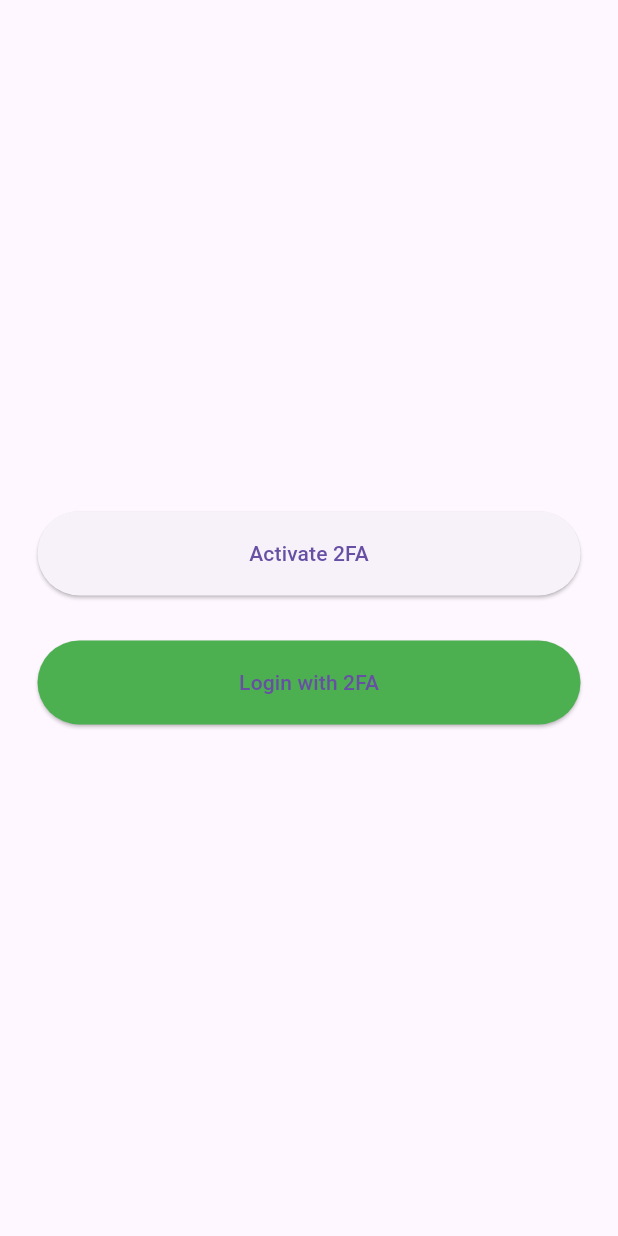
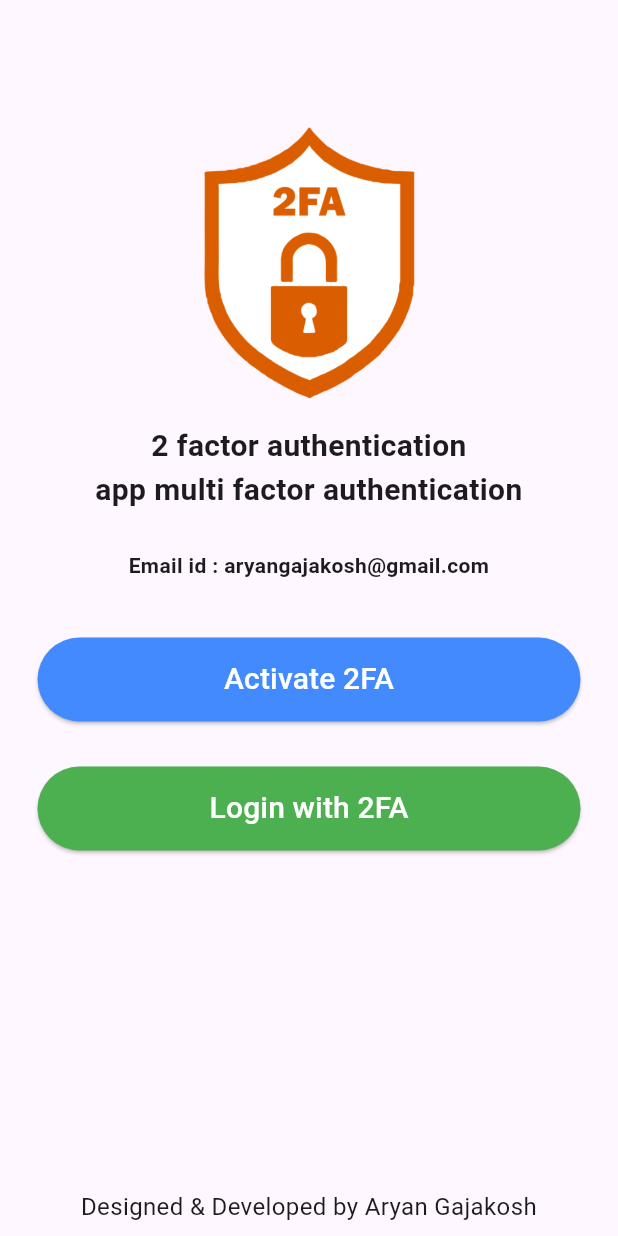
Before and after one commit to darshank26/two_factor_app, a Flutter app: the screen it shows after launch, on a phone screen of 412 x 824 dp. Run offline on Flutter 3.47's test engine with Material 3 defaults, Android fonts, the phone set to English and light mode, and no system bars; missing offline and left inert: flutter_2fa.

Commit message:
Final Commit

```diff
--- a/lib/main.dart
+++ b/lib/main.dart
@@ -15,31 +15,74 @@ class MyApp extends StatefulWidget {
 class _MyAppState extends State<MyApp> {
   @override
   Widget build(BuildContext context) {
-    return const MaterialApp(home: Scaffold(body: MyHome()));
+    return const MaterialApp(
+        debugShowCheckedModeBanner: false,
+        home: Scaffold(body: MyHome()));
   }
 }
 
-class MyHome extends StatelessWidget {
+class MyHome extends StatefulWidget {
   const MyHome({super.key});
 
   @override
+  State<MyHome> createState() => _MyHomeState();
+}
+
+class _MyHomeState extends State<MyHome> {
+  @override
   Widget build(BuildContext context) {
-    return Center(
+
+    return Scaffold(
+
+      body: SingleChildScrollView(
+        child: Padding(
+          padding: const EdgeInsets.only(top:50.0),
+          child: Center(
             child: Padding(
                 padding: const EdgeInsets.all(25),
                 child: Column(
                   mainAxisAlignment: MainAxisAlignment.center,
                   children: [
+
+                    Image.asset('assets/images/logo.png',width: 200,height:200,),
+
+                     const Padding(
+                       padding: EdgeInsets.all(8.0),
+                       child: Text(
+                           textAlign: TextAlign.center,
+                           '2 factor authentication \napp multi factor authentication',
+                       style: TextStyle(fontSize: 20,fontWeight: FontWeight.bold),),
+                     ),
+
+                    const SizedBox(height: 10),
+
+                    const Padding(
+                      padding: EdgeInsets.all(8.0),
+                      child: Text(
+                        textAlign: TextAlign.center,
+                        'Email id : aryangajakosh@gmail.com',
+                        style: TextStyle(fontSize: 14,fontWeight: FontWeight.bold),),
+                    ),
+
+                    const SizedBox(height: 30),
+
                     SizedBox(
                         width: double.infinity,
                         height: 56,
                         child: ElevatedButton(
+                          style: ButtonStyle(
+                            backgroundColor:
+                            MaterialStateProperty.all<Color>(Colors.blueAccent),
+                          ),
                           onPressed: () => Flutter2FA().activate(
                               context: context,
                               appName: "2 factor authentication app multi factor authentication",
                               email: "aryangajakosh@gmail.com"),
-                    child: const Text('Activate 2FA'),
+                          child: const Text('Activate 2FA',
+                          style: TextStyle(color: Colors.white,fontSize: 20),),
                         )),
+
+
                     const SizedBox(height: 30),
                     SizedBox(
                         width: double.infinity,
@@ -51,10 +94,26 @@ class MyHome extends StatelessWidget {
                             backgroundColor:
                             MaterialStateProperty.all<Color>(Colors.green),
                           ),
-                    child: const Text('Login with 2FA'),
-                  ))
+                          child: const Text('Login with 2FA',
+                            style: TextStyle(color: Colors.white,fontSize: 20),
+                        ),
+                        )),
+
+                    const SizedBox(height: 30),
+
                   ],
                 )),
+          ),
+        ),
+      ),
+      bottomNavigationBar: const Padding(
+        padding: EdgeInsets.all(8.0),
+        child: Text(
+          textAlign: TextAlign.center,
+          'Designed & Developed by Aryan Gajakosh',
+          style: TextStyle(fontSize: 16),),
+      ),
+
     );
   }
 }
@@ -64,8 +123,31 @@ class Success extends StatelessWidget {
 
   @override
   Widget build(BuildContext context) {
-    return const Scaffold(
-      body: Center(child: Text("user logged In Successfully!")),
+    return  Scaffold(
+      body: Center(child: Column(
+        children: [
+          Text("Welcome, you have logged in successfully via 2FA system "),
+          SizedBox(
+              width: double.infinity,
+              height: 56,
+              child: ElevatedButton(
+                onPressed: () {
+                  Navigator.pop(context);
+                },
+                style: ButtonStyle(
+                  backgroundColor:
+                  MaterialStateProperty.all<Color>(Colors.redAccent),
+                ),
+                child: const Text(
+                  'Cancel',
+                  style: TextStyle(color: Colors.white,fontSize: 18),
+                ),
+              ))
+
+        ],
+      )),
     );
   }
+
+
 }
--- a/pubspec.yaml
+++ b/pubspec.yaml
@@ -60,9 +60,8 @@ flutter:
   uses-material-design: true
 
   # To add assets to your application, add an assets section, like this:
-  # assets:
-  #   - images/a_dot_burr.jpeg
-  #   - images/a_dot_ham.jpeg
+  assets:
+    - assets/images/
 
   # An image asset can refer to one or more resolution-specific "variants", see
   # https://flutter.dev/assets-and-images/#resolution-aware
```
Also changed, not shown: assets/images/logo.png (added), 18 other files. Lines whose indentation alone changed are shown as unchanged.
